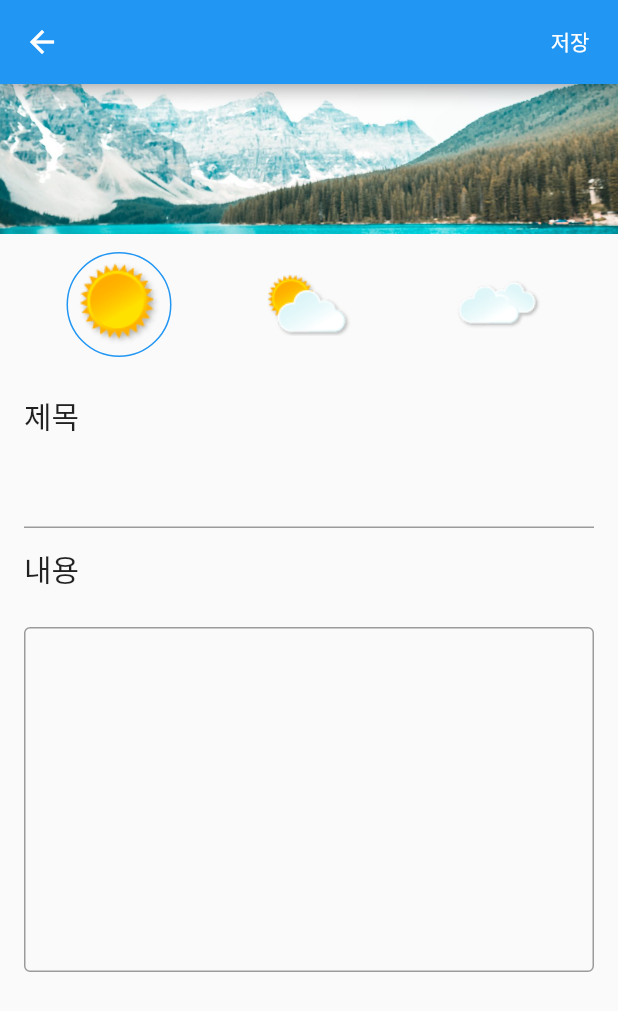
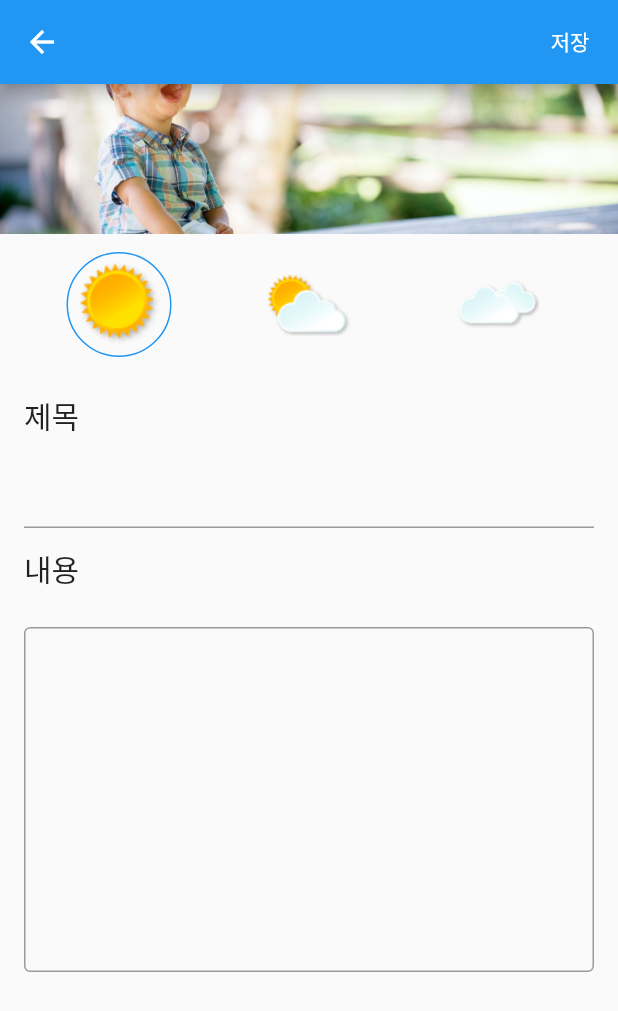
Before and after one commit to kish191919/Flutter_Projects, a Flutter app: the screen it shows after launch, after a tap on the "add" icon, on a phone screen of 412 x 824 dp. Shown: the top 1011 px of the screen. Run offline on Flutter 3.47's test engine with Material 2 defaults, Android fonts, the phone set to English and light mode, and no system bars; our stand-ins replace sqflite; accounts and stored records are empty.

Commit message:
practice Dairy03-ch2-9

```diff
--- a/dairy/lib/main.dart
+++ b/dairy/lib/main.dart
@@ -3,6 +3,7 @@ import 'package:dairy/write.dart';
 import 'package:flutter/material.dart';
 import 'package:flutter/services.dart';
 
+import 'data/database.dart';
 import 'data/utils.dart';
 
 void main() {
@@ -34,24 +35,54 @@ class MyHomePage extends StatefulWidget {
 class _MyHomePageState extends State<MyHomePage> {
 
   int selectIndex = 0;
+  final dbHelper = DatabaseHelper.instance;
+  Dairy todayDiary;
+
+  List<String> statusImg=[
+    "assets/img/ico-weather.png",
+    "assets/img/ico-weather_2.png",
+    "assets/img/ico-weather_3.png",
+  ];
+
+  void getTodayDiary()async{
+    List<Dairy> diary = await dbHelper.getDairyByDate(Utils.getFormatTime(DateTime.now()));
+    if(diary.isNotEmpty){
+      todayDiary = diary.first;
+    }
+    setState(() {
+    });
+  }
+
+  @override
+  void initState() {
+    // TODO: implement initState
+    // initState  안에서는  set State 를 부를 수가 없음. 그래서 함수를 만들어서 넣음
+    super.initState();
+    getTodayDiary();
+  }
 
   @override
   Widget build(BuildContext context) {
     return Scaffold(
-      appBar: AppBar(),
       body: Container(child: getPage(),),
       floatingActionButton: FloatingActionButton(
         onPressed: () async{
+          Dairy _d;
+          if(todayDiary != null){
+            _d = todayDiary;
+          } else{
+            _d = Dairy(
+              date: Utils.getFormatTime(DateTime.now()),
+              title: "",
+              memo: "",
+              status: 0,
+              image: "assets/img/b3.jpg",
+            );
+          }
 
-          await Navigator.of(context).push(MaterialPageRoute(builder: (ctx) => DairyWritePage(dairy:
-          Dairy(
-            date: Utils.getFormatTime(DateTime.now()),
-            title: "",
-            memo: "",
-            status: 0,
-            image: "assets/img/b2.jpg",
-
-          ))));
+          await Navigator.of(context).push(MaterialPageRoute(builder: (ctx) => DairyWritePage(dairy: _d
+          )));
+          getTodayDiary();
 
         },
         child: Icon(Icons.add),
@@ -80,22 +111,58 @@ class _MyHomePageState extends State<MyHomePage> {
     } else {
       return getChartPage();
     }
-
   }
 
   Widget getTodayPage(){
-
-    return Container();
-
+    if (todayDiary == null){
+      return Container(
+        child: Text("일기 작성을 해주세요!"),
+      );
+    } return Container(
+      child: Stack(
+        children: [
+          Positioned.fill(
+              child: Image.asset(todayDiary.image, fit: BoxFit.cover,) ),
+          Positioned.fill(
+              child: ListView(
+                children: [
+                  Container(child:
+                  Row(
+                    mainAxisAlignment: MainAxisAlignment.spaceBetween,
+                    children: [
+                      Text("${DateTime.now().month}.${DateTime.now().day}",
+                        style: TextStyle(fontSize: 20, fontWeight: FontWeight.bold, color: Colors.black),),
+                      Image.asset(statusImg[todayDiary.status], fit: BoxFit.contain, )
+                    ],
+                  ),
+                    margin: EdgeInsets.symmetric(vertical: 16, horizontal: 20),
+                  ),
+                  Container(
+                    margin: EdgeInsets.symmetric(vertical: 16, horizontal: 20),
+                    padding: EdgeInsets.symmetric(vertical: 16, horizontal: 20),
+                    decoration: BoxDecoration(
+                      color: Colors.white54,
+                      borderRadius: BorderRadius.circular(16)
+                    ),
+                    child: Column(
+                      crossAxisAlignment: CrossAxisAlignment.start,
+                      children: [
+                        Text(todayDiary.title, style: TextStyle(fontSize: 20, fontWeight: FontWeight.bold),),
+                        Container(height: 18,),
+                        Text(todayDiary.memo, style: TextStyle(fontSize: 20),)
+                      ],
+                    ),
+                  )
+                ])
+          )],
+      ) );
   }
 
   Widget getHistoryPage(){
     return Container();
-
   }
 
   Widget getChartPage(){
     return Container();
-
   }
 }
--- a/dairy/lib/write.dart
+++ b/dairy/lib/write.dart
@@ -58,6 +58,9 @@ class _DairyWritePageState extends State<DairyWritePage>{
           TextButton(
               child: Text("저장", style: TextStyle(color: Colors.white),),
             onPressed: () async{
+
+                widget.dairy.title = nameController.text;
+                widget.dairy.memo = memoController.text;
 
                await dbHelper.insertDairy(widget.dairy);
                Navigator.of(context).pop();
```
